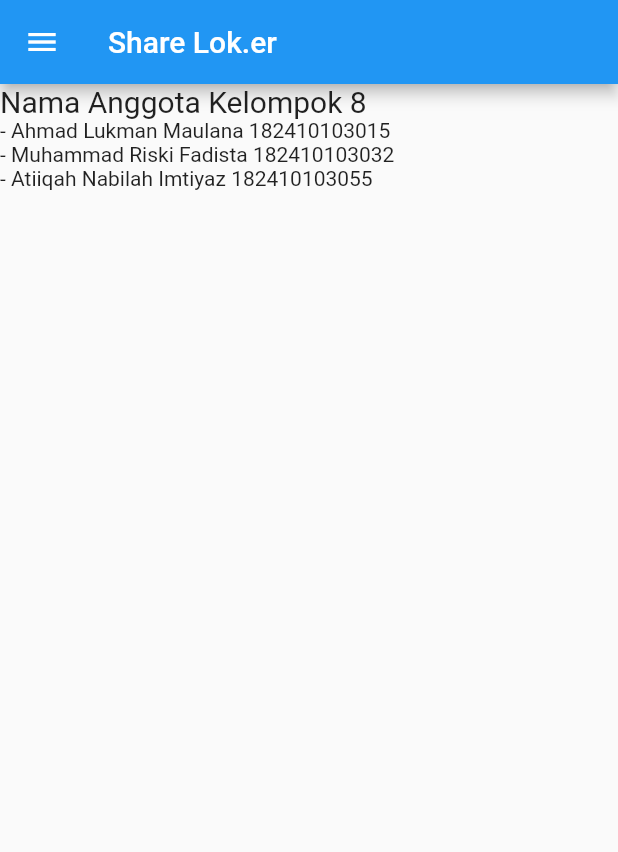
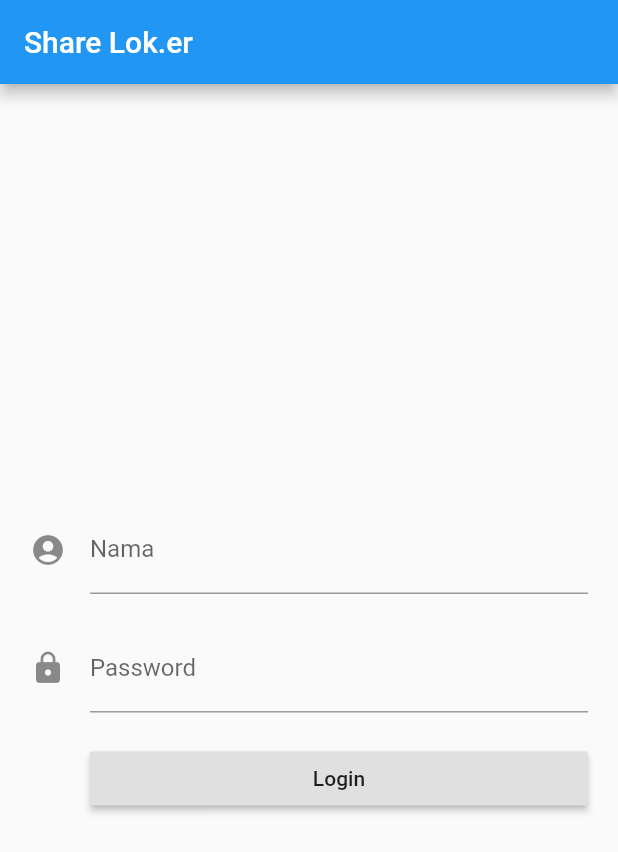
Before and after one commit to muhammadriskifadista/A_SDGs8, a Flutter app: the screen it shows after launch, on a phone screen of 412 x 824 dp. Shown: the top 852 px of the screen. Run offline on Flutter 3.47's test engine with Material 2 defaults, Android fonts, the light colour scheme and no system bars.

Commit message:
login dulu

```diff
--- a/lib/main.dart
+++ b/lib/main.dart
@@ -1,56 +1,80 @@
-import 'package:flutter/material.dart'; //mengambil library flutter
+import 'package:flutter/material.dart';
 
-void main() {
-  var app = new MyApp();
-  runApp(app);
-} //fungsi utama yang akan menjadi entri point dari aplikasi yang dibuat
+void main() => runApp(MyApp());
 
 class MyApp extends StatelessWidget {
+  // This widget is the root of your application.
   @override
   Widget build(BuildContext context) {
     return MaterialApp(
       debugShowCheckedModeBanner:
           false, //menghilangkan tulisan debug pada pojok kanan atas
       title: 'SDGs8',
-      home: Scaffold(
-        appBar: AppBar(
-          title: Text('Share Lok.er'), //widget untuk membuat teks
-        ), //widget untuk membuat appbar
-        drawer: Drawer(
-          child: Text(''), //widget untuk membuat teks
-        ), //widget untuk membuat tab menu pojok kiri atas
-        body: Column(
-          children: [
-            Row(
-              children: [
-                Text(
-                  'Nama Anggota Kelompok 8',
-                  style: TextStyle(
-                      fontSize: 20), //widget untuk mengatur style text
-                ), //widget untuk membuat teks
-              ],
-            ), //widget untuk membuat baris
-            Row(
-              children: [
-                Text(
-                    '- Ahmad Lukman Maulana 182410103015 '), //widget untuk membuat teks
-              ],
-            ), //widget untuk membuat baris
-            Row(
-              children: [
-                Text(
-                    '- Muhammad Riski Fadista 182410103032'), //widget untuk membuat teks
-              ],
-            ), //widget untuk membuat baris
-            Row(
-              children: [
-                Text(
-                    '- Atiiqah Nabilah Imtiyaz 182410103055'), //widget untuk membuat teks
-              ],
-            ), //widget untuk membuat baris pada body
-          ],
-        ), //widget untuk membuat kolom pada body
-      ), //widget untuk struktur dasar material design
-    ); //widget yang membungkus beberapa widget yang menggunakan tema material design
+      home: MyHomePage(title: 'Share Lok.er'),
+    );
   }
 }
+
+class MyHomePage extends StatelessWidget {
+  MyHomePage({Key key, this.title}) : super(key: key);
+
+  final String title;
+
+  @override
+  Widget build(BuildContext context) {
+    return Scaffold(
+      appBar: AppBar(
+        title: Text(title),
+      ),
+      body: Center(
+        child: Padding(
+          padding: EdgeInsets.only(left: 20.0, right: 20.0),
+          child: Column(
+            mainAxisAlignment: MainAxisAlignment.center,
+            children: <Widget>[
+              Column(
+                children: <Widget>[
+                  TextField(
+                    decoration: InputDecoration(
+                      hintText: "Masukan Nama Lengkap Anda",
+                      icon: Icon(Icons.account_circle),
+                      labelText: 'Nama',
+                    ),
+                  ),
+                  Padding(
+                    padding: EdgeInsets.only(bottom: 20.0),
+                  ),
+                  //Password TextField
+                  TextField(
+                    decoration: InputDecoration(
+                      icon: Icon(Icons.lock),
+                      labelText: 'Password',
+                    ),
+                    obscureText: true,
+                  ),
+                  Padding(
+                    padding: EdgeInsets.only(bottom: 20.0),
+                  ),
+                  Row(
+                    mainAxisAlignment: MainAxisAlignment.end,
+                    children: <Widget>[
+                      Expanded(
+                        child: Padding(
+                          padding: const EdgeInsets.only(left: 40.0),
+                          child: RaisedButton(
+                            onPressed: () {},
+                            child: Text('Login'),
+                          ),
+                        ),
+                      ),
+                    ],
+                  )
+                ],
+              ),
+            ],
+          ),
+        ),
+      ),
+    );
+  }
+}
```
